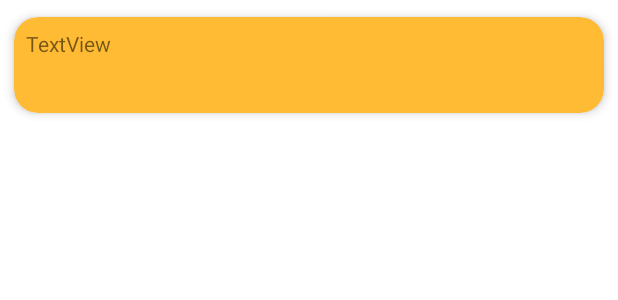
After one commit to sochoa2021EnriqueMartinezGalvan/NeighborConect, an Android app: the layout incidencias_item.xml on its own in the app's theme, with its tools: preview values and no code run, on a phone screen of 412 x 824 dp. The commit adds this screen. Shown: the top 300 px of the screen. Run offline under Robolectric (Android 15) with nearby library versions, the phone set to English and light mode, and no system bars.

Commit message:
Se ha creado la activity para hacer incidencias y la que las muestra

```diff
--- a/app/build.gradle
+++ b/app/build.gradle
@@ -48,6 +48,8 @@ dependencies {
     implementation 'com.google.firebase:firebase-auth:21.0.3'
     implementation 'com.google.firebase:firebase-firestore:24.1.1'
     implementation 'com.firebaseui:firebase-ui-firestore:7.2.0'
+    implementation 'androidx.recyclerview:recyclerview:1.2.1'
+    implementation 'androidx.cardview:cardview:1.0.0'
 
     testImplementation 'junit:junit:4.+'
 
--- a/app/src/main/java/net/iessochoa/neighborconect/CrearComunidad.java
+++ b/app/src/main/java/net/iessochoa/neighborconect/CrearComunidad.java
@@ -75,7 +75,7 @@ public class CrearComunidad extends AppCompatActivity {
                     Toast.makeText(getApplicationContext(), "El codigo ya esta en uso", Toast.LENGTH_SHORT).show();
                 } else {
                     Toast.makeText(getApplicationContext(), "Comunidad Creada", Toast.LENGTH_SHORT).show();
-                    //insertarDatos(code, nombre);
+                    insertarDatos(code, nombre);
                 }
 
             }
--- /dev/null
+++ b/app/src/main/res/layout/incidencias_item.xml
@@ -0,0 +1,43 @@
+<?xml version="1.0" encoding="utf-8"?>
+<androidx.constraintlayout.widget.ConstraintLayout xmlns:android="http://schemas.android.com/apk/res/android"
+    xmlns:app="http://schemas.android.com/apk/res-auto"
+    xmlns:tools="http://schemas.android.com/tools"
+    android:layout_width="match_parent"
+    android:layout_height="wrap_content">
+
+    <androidx.cardview.widget.CardView
+        android:id="@+id/cvContenedor"
+        android:layout_width="match_parent"
+        android:layout_height="wrap_content"
+        app:cardBackgroundColor="@android:color/holo_orange_light"
+        app:cardCornerRadius="16dp"
+        app:cardElevation="4dp"
+        app:cardUseCompatPadding="true"
+        app:layout_constraintBottom_toBottomOf="parent"
+        app:layout_constraintEnd_toEndOf="parent"
+        app:layout_constraintStart_toStartOf="parent"
+        app:layout_constraintTop_toTopOf="parent">
+
+        <androidx.constraintlayout.widget.ConstraintLayout
+            android:id="@+id/clDia"
+            android:layout_width="match_parent"
+            android:layout_height="wrap_content">
+
+            <TextView
+                android:id="@+id/tvDescripcion"
+                android:layout_width="0dp"
+                android:layout_height="40dp"
+                android:layout_marginStart="8dp"
+                android:layout_marginTop="8dp"
+                android:layout_marginEnd="8dp"
+                android:layout_marginBottom="16dp"
+                android:text="TextView"
+                app:layout_constraintBottom_toBottomOf="parent"
+                app:layout_constraintEnd_toEndOf="parent"
+                app:layout_constraintStart_toStartOf="parent"
+                app:layout_constraintTop_toTopOf="parent" />
+
+        </androidx.constraintlayout.widget.ConstraintLayout>
+
+    </androidx.cardview.widget.CardView>
+</androidx.constraintlayout.widget.ConstraintLayout>
--- /dev/null
+++ b/app/src/main/res/menu/menu_comunidad.xml
@@ -0,0 +1,4 @@
+<?xml version="1.0" encoding="utf-8"?>
+<menu xmlns:android="http://schemas.android.com/apk/res/android">
+
+</menu>
--- a/app/src/main/res/values/strings.xml
+++ b/app/src/main/res/values/strings.xml
@@ -18,4 +18,6 @@
     <string name="menu_home">Inicio</string>
     <string name="menu_gallery">Perfil</string>
     <string name="menu_slideshow">Ajustes</string>
+    <string name="title_activity_comunidad">Comunidad</string>
+    <string name="title_activity_comunidades">ComunidadesActivity</string>
 </resources>
```
Also changed, not shown: app/src/main/AndroidManifest.xml (+19 -0 lines), app/src/main/java/net/iessochoa/neighborconect/Comunidad_Incidencias.java (added, +48 -0 lines), app/src/main/java/net/iessochoa/neighborconect/Crear_Incidencias.java (added, +131 -0 lines), app/src/main/java/net/iessochoa/neighborconect/IntroducirCodigo.java (+114 -3 lines), app/src/main/java/net/iessochoa/neighborconect/model/Incidencias.java (added, +53 -0 lines), app/src/main/java/net/iessochoa/neighborconect/model/Usuarios.java (added, +21 -0 lines), app/src/main/res/layout/activity_comunidad_incidencias.xml (added, +20 -0 lines), app/src/main/res/layout/activity_crear_incidencias.xml (added, +32 -0 lines).
